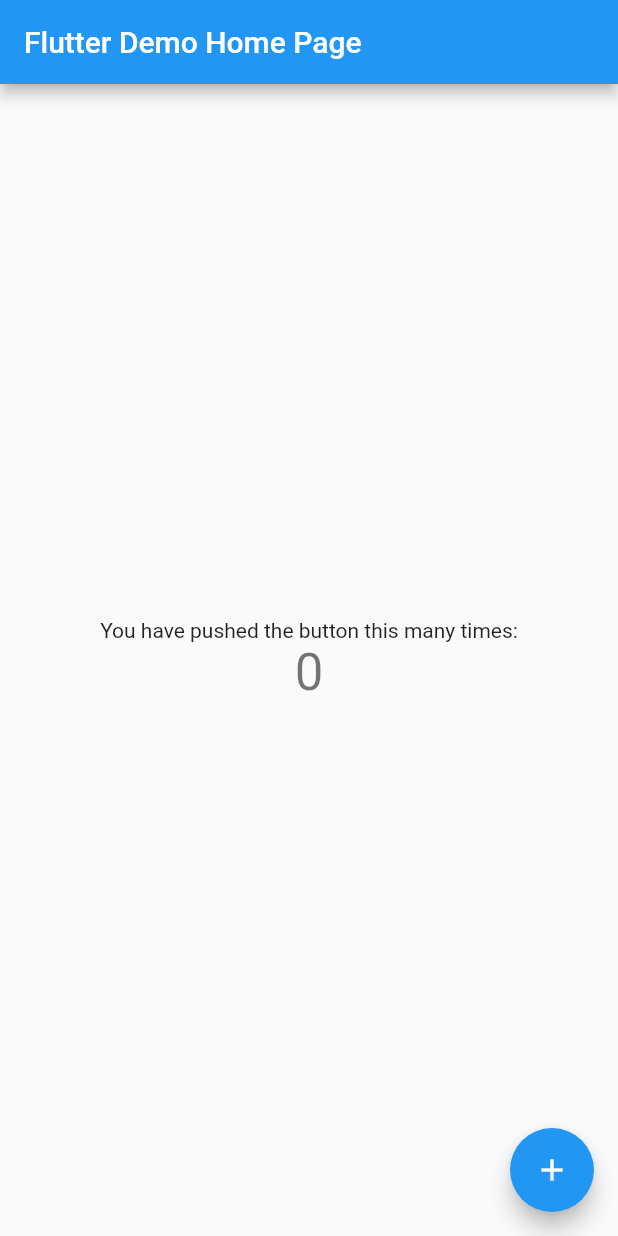
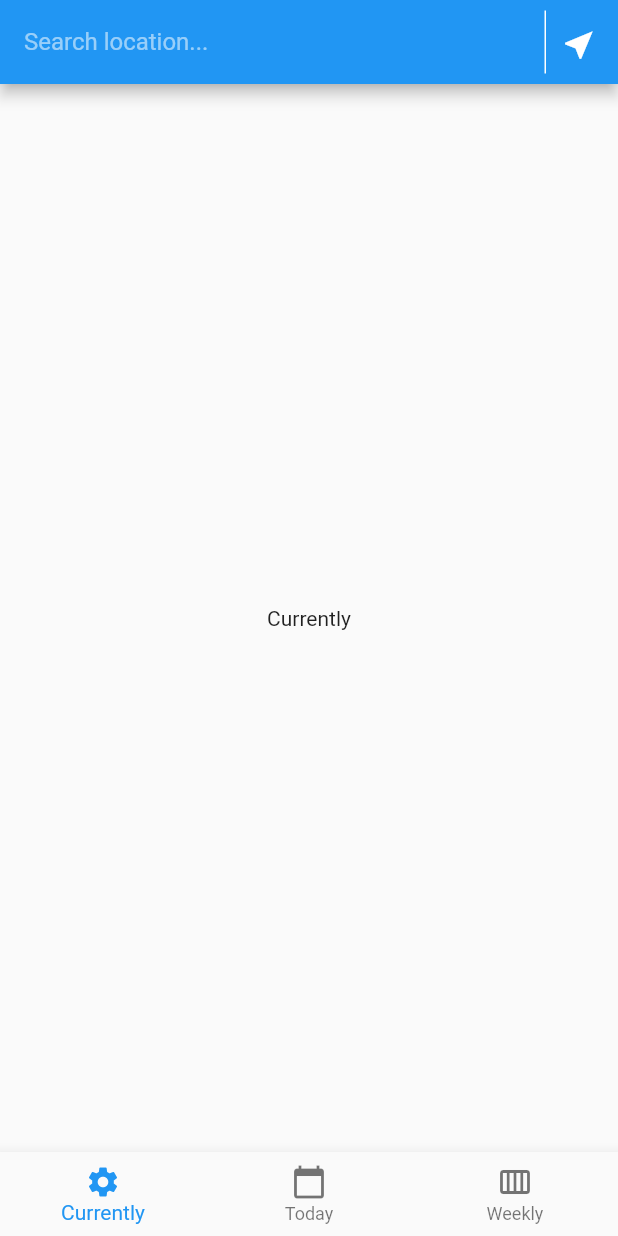
Before and after one commit to barimehdi77/Mobile-flutter, a Flutter app: the screen it shows after launch, on a phone screen of 412 x 824 dp. Run offline on Flutter 3.47's test engine with Material 2 defaults, Android fonts, the phone set to English and light mode, and no system bars; our stand-ins replace math_expressions.

Commit message:
feat: start working on module01

```diff
--- a/mobileWeatherApp/weatherapp_proj/lib/main.dart
+++ b/mobileWeatherApp/weatherapp_proj/lib/main.dart
@@ -1,3 +1,5 @@
+import 'dart:math';
+
 import 'package:flutter/material.dart';
 
 void main() {
@@ -6,22 +8,11 @@ void main() {
 
 class MyApp extends StatelessWidget {
   const MyApp({super.key});
-
-  // This widget is the root of your application.
   @override
   Widget build(BuildContext context) {
     return MaterialApp(
       title: 'Flutter Demo',
       theme: ThemeData(
-        // This is the theme of your application.
-        //
-        // Try running your application with "flutter run". You'll see the
-        // application has a blue toolbar. Then, without quitting the app, try
-        // changing the primarySwatch below to Colors.green and then invoke
-        // "hot reload" (press "r" in the console where you ran "flutter run",
-        // or simply save your changes to "hot reload" in a Flutter IDE).
-        // Notice that the counter didn't reset back to zero; the application
-        // is not restarted.
         primarySwatch: Colors.blue,
       ),
       home: const MyHomePage(title: 'Flutter Demo Home Page'),
@@ -48,68 +39,101 @@ class MyHomePage extends StatefulWidget {
 }
 
 class _MyHomePageState extends State<MyHomePage> {
-  int _counter = 0;
+  int _selectedIndex = 0;
 
-  void _incrementCounter() {
-    setState(() {
-      // This call to setState tells the Flutter framework that something has
-      // changed in this State, which causes it to rerun the build method below
-      // so that the display can reflect the updated values. If we changed
-      // _counter without calling setState(), then the build method would not be
-      // called again, and so nothing would appear to happen.
-      _counter++;
-    });
-  }
+  static const List<Widget> _pages = [
+    Text('Currently'),
+    Text('Today'),
+    Text('Weekly')
+  ];
+
+  final TextEditingController _searchController = TextEditingController();
 
   @override
   Widget build(BuildContext context) {
-    // This method is rerun every time setState is called, for instance as done
-    // by the _incrementCounter method above.
-    //
-    // The Flutter framework has been optimized to make rerunning build methods
-    // fast, so that you can just rebuild anything that needs updating rather
-    // than having to individually change instances of widgets.
     return Scaffold(
       appBar: AppBar(
-        // Here we take the value from the MyHomePage object that was created by
-        // the App.build method, and use it to set our appbar title.
-        title: Text(widget.title),
+        // flexibleSpace: Container(
+        //   decoration: BoxDecoration(
+        //     gradient: LinearGradient(
+        //       colors: [Colors.deepPurple, Colors.purple.shade300],
+        //       begin: Alignment.topLeft,
+        //       end: Alignment.bottomRight,
+        //     ),
+        //   ),
+        // ),
+        title: TextField(
+          controller: _searchController,
+          style: const TextStyle(color: Colors.white),
+          cursorColor: Colors.white,
+          decoration: const InputDecoration(
+            hintText: 'Search location...',
+            hintStyle: TextStyle(color: Colors.white54),
+            border: InputBorder.none,
+          ),
+          onChanged: (value) {
+            // Perform search functionality here
+          },
+        ),
+        actions: [
+          Container(
+            margin: const EdgeInsets.fromLTRB(
+              0,
+              7,
+              0,
+              7,
+            ),
+            decoration: const BoxDecoration(
+              border: Border(
+                left: BorderSide(
+                  width: 1,
+                  color: Colors.white,
+                ),
+              ),
+            ),
+            child: IconButton(
+              onPressed: () {},
+              icon: Transform.rotate(
+                angle: 45 * pi / 180,
+                child: const Icon(
+                  Icons.navigation_sharp,
+                ),
+              ),
+            ),
+          )
+        ],
+      ),
+      bottomNavigationBar: BottomNavigationBar(
+        items: const [
+          BottomNavigationBarItem(
+            icon: Icon(
+              Icons.settings,
+            ),
+            label: 'Currently',
+          ),
+          BottomNavigationBarItem(
+            icon: Icon(
+              Icons.calendar_today,
+            ),
+            label: 'Today',
+          ),
+          BottomNavigationBarItem(
+            icon: Icon(
+              Icons.calendar_view_week,
+            ),
+            label: 'Weekly',
+          )
+        ],
+        currentIndex: _selectedIndex,
+        onTap: (value) {
+          setState(() {
+            _selectedIndex = value;
+          });
+        },
       ),
       body: Center(
-        // Center is a layout widget. It takes a single child and positions it
-        // in the middle of the parent.
-        child: Column(
-          // Column is also a layout widget. It takes a list of children and
-          // arranges them vertically. By default, it sizes itself to fit its
-          // children horizontally, and tries to be as tall as its parent.
-          //
-          // Invoke "debug painting" (press "p" in the console, choose the
-          // "Toggle Debug Paint" action from the Flutter Inspector in Android
-          // Studio, or the "Toggle Debug Paint" command in Visual Studio Code)
-          // to see the wireframe for each widget.
-          //
-          // Column has various properties to control how it sizes itself and
-          // how it positions its children. Here we use mainAxisAlignment to
-          // center the children vertically; the main axis here is the vertical
-          // axis because Columns are vertical (the cross axis would be
-          // horizontal).
-          mainAxisAlignment: MainAxisAlignment.center,
-          children: <Widget>[
-            const Text(
-              'You have pushed the button this many times:',
-            ),
-            Text(
-              '$_counter',
-              style: Theme.of(context).textTheme.headlineMedium,
-            ),
-          ],
-        ),
+        child: _pages.elementAt(_selectedIndex),
       ),
-      floatingActionButton: FloatingActionButton(
-        onPressed: _incrementCounter,
-        tooltip: 'Increment',
-        child: const Icon(Icons.add),
-      ), // This trailing comma makes auto-formatting nicer for build methods.
     );
   }
 }
```
